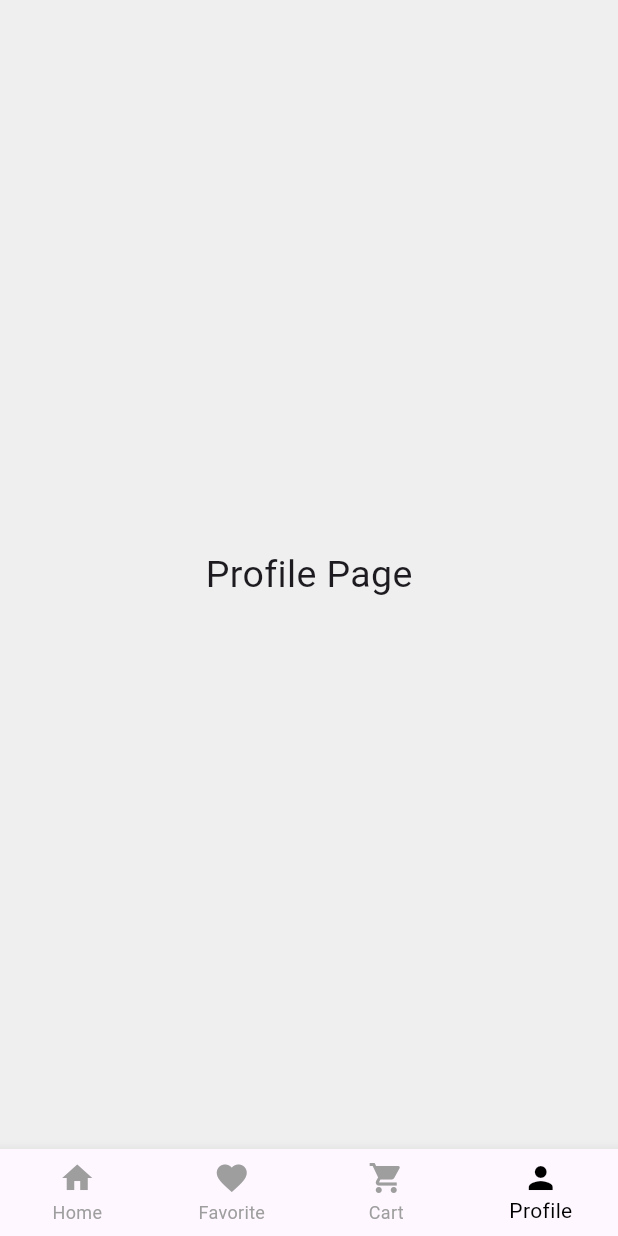
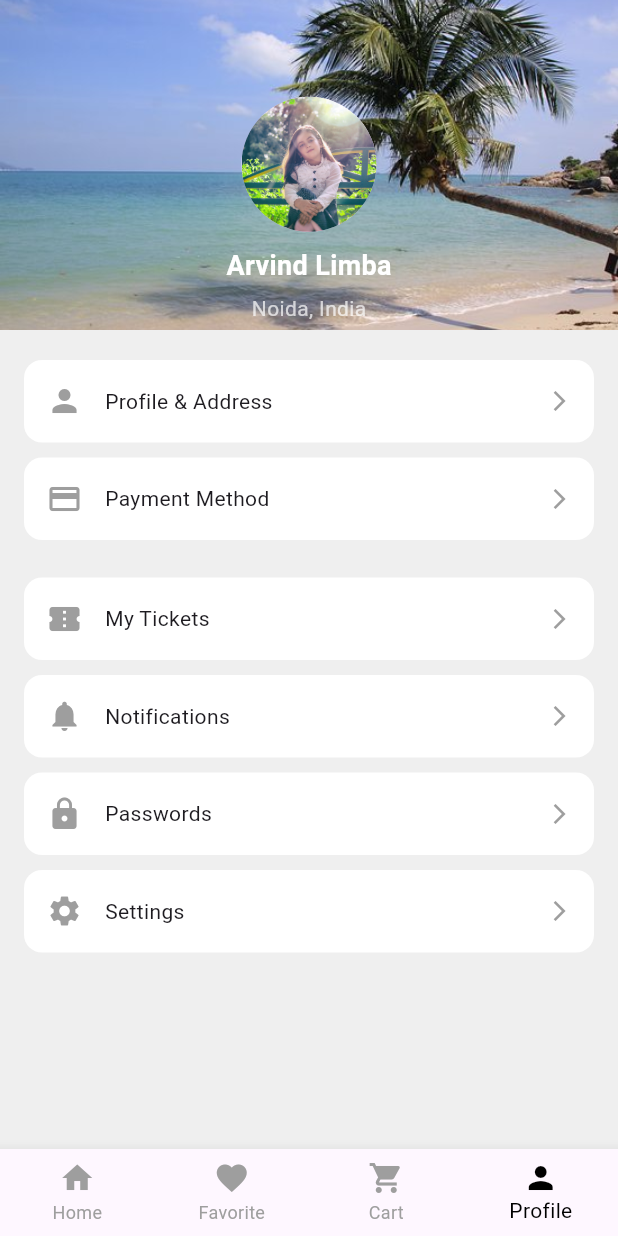
Before and after one commit to vijayasree450/TravelApp, a Flutter app: the screen it shows after launch, item 4 of the bottom bar chosen, on a phone screen of 412 x 824 dp. Run offline on Flutter 3.47's test engine with Material 3 defaults, Android fonts, the phone set to English and light mode, and no system bars.

Commit message:
update main,update home and update pubspec, add assets,add prodfile

```diff
--- a/lib/main.dart
+++ b/lib/main.dart
@@ -2,6 +2,7 @@ import 'package:flutter/material.dart';
 
 import 'package:travelappp/pages/home.dart';
 import 'package:travelappp/pages/first.dart';
+import 'package:travelappp/pages/profile.dart';
 
 void main() {
   runApp(const MyApp());
--- a/lib/pages/home.dart
+++ b/lib/pages/home.dart
@@ -1,10 +1,9 @@
-
-
 
 import 'package:flutter/material.dart';
 import 'package:travelappp/pages/first.dart';
 import 'package:travelappp/pages/cart.dart';
 import 'package:travelappp/pages/fava.dart';
+import 'package:travelappp/pages/profile.dart';
 
 class Home extends StatefulWidget {
   const Home({super.key});
@@ -33,13 +32,7 @@ class _HomeState extends State<Home> {
               ? const FavoritePage()
               : currentIndex == 2
                   ? const CartPage()
-                  : const Center(
-                      child: Text(
-                        "Profile Page",
-                        style: TextStyle(fontSize: 25),
-                      ),
-                    ),
-
+                  : const ProfilePage(),
       bottomNavigationBar: BottomNavigationBar(
         currentIndex: currentIndex,
         onTap: (index) {
--- /dev/null
+++ b/lib/pages/profile.dart
@@ -0,0 +1,113 @@
+import 'package:flutter/material.dart';
+
+class ProfilePage extends StatelessWidget {
+  const ProfilePage({super.key});
+
+  @override
+  Widget build(BuildContext context) {
+    return Scaffold(
+      backgroundColor: const Color(0xFFEFEFEF),
+      body: SingleChildScrollView(
+        child: Column(
+          children: [
+
+
+            Stack(
+              alignment: Alignment.center,
+              children: [
+                Container(
+                  height: 220,
+                  decoration: const BoxDecoration(
+                    image: DecorationImage(
+                      image: AssetImage("assets/9.jpg"),
+                      fit: BoxFit.cover,
+                    ),
+                  ),
+                ),
+
+
+                Column(
+                  children: [
+                    const SizedBox(height: 60),
+
+
+                    const CircleAvatar(
+                      radius: 45,
+                      backgroundImage: AssetImage("assets/gir.jpg"),
+                    ),
+
+                    const SizedBox(height: 10),
+
+                    const Text(
+                      "Arvind Limba",
+                      style: TextStyle(
+                        color: Colors.white,
+                        fontSize: 18,
+                        fontWeight: FontWeight.bold,
+                      ),
+                    ),
+
+                    const SizedBox(height: 5),
+
+                    const Text(
+                      "Noida, India",
+                      style: TextStyle(
+                        color: Colors.white70,
+                        fontSize: 14,
+                      ),
+                    ),
+                  ],
+                )
+              ],
+            ),
+
+            const SizedBox(height: 20),
+
+            // 🔹 Menu Section
+            Padding(
+              padding: const EdgeInsets.symmetric(horizontal: 16),
+              child: Column(
+                children: [
+
+                  buildMenuItem(Icons.person, "Profile & Address"),
+                  buildMenuItem(Icons.payment, "Payment Method"),
+                  const SizedBox(height: 15),
+                  buildMenuItem(Icons.confirmation_number, "My Tickets"),
+                  buildMenuItem(Icons.notifications, "Notifications"),
+                  buildMenuItem(Icons.lock, "Passwords"),
+                  buildMenuItem(Icons.settings, "Settings"),
+                ],
+              ),
+            )
+          ],
+        ),
+      ),
+    );
+  }
+
+  Widget buildMenuItem(IconData icon, String title) {
+    return Container(
+      margin: const EdgeInsets.only(bottom: 10),
+      padding: const EdgeInsets.symmetric(horizontal: 15),
+      height: 55,
+      decoration: BoxDecoration(
+        color: Colors.white,
+        borderRadius: BorderRadius.circular(12),
+      ),
+      child: Row(
+        children: [
+          Icon(icon, color: Colors.grey),
+          const SizedBox(width: 15),
+          Expanded(
+            child: Text(
+              title,
+              style: const TextStyle(fontSize: 14),
+            ),
+          ),
+          const Icon(Icons.arrow_forward_ios,
+              size: 16, color: Colors.grey),
+        ],
+      ),
+    );
+  }
+}
--- a/pubspec.yaml
+++ b/pubspec.yaml
@@ -67,3 +67,6 @@ flutter:
     - assets/2.jpg
     - assets/koriya.jpg
     - assets/thali.jpg
+    - assets/5.jpg
+    - assets/gir.jpg
+    - assets/9.jpg
```
Also changed, not shown: assets/5.jpg (added), assets/9.jpg (added), assets/gir.jpg (added), 1 other file.
